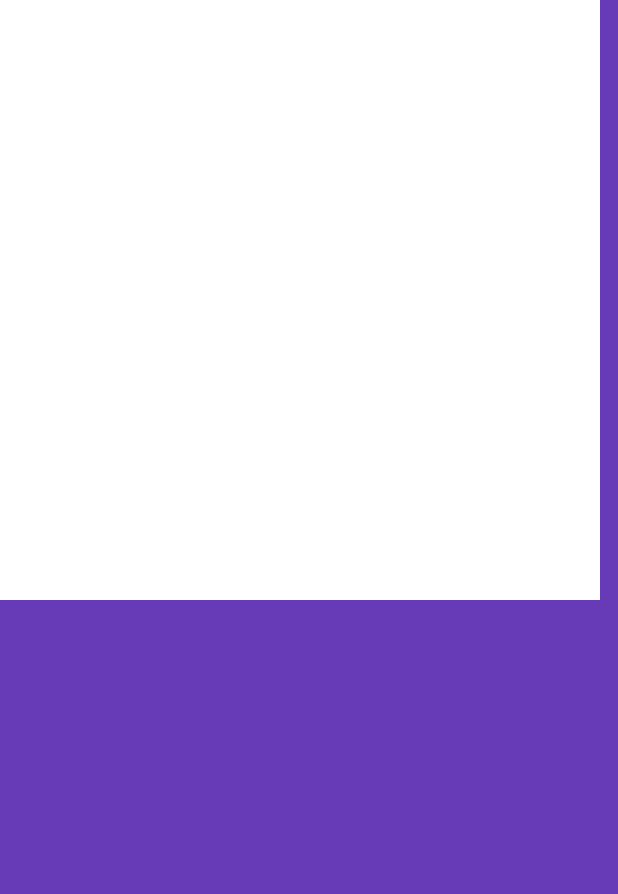
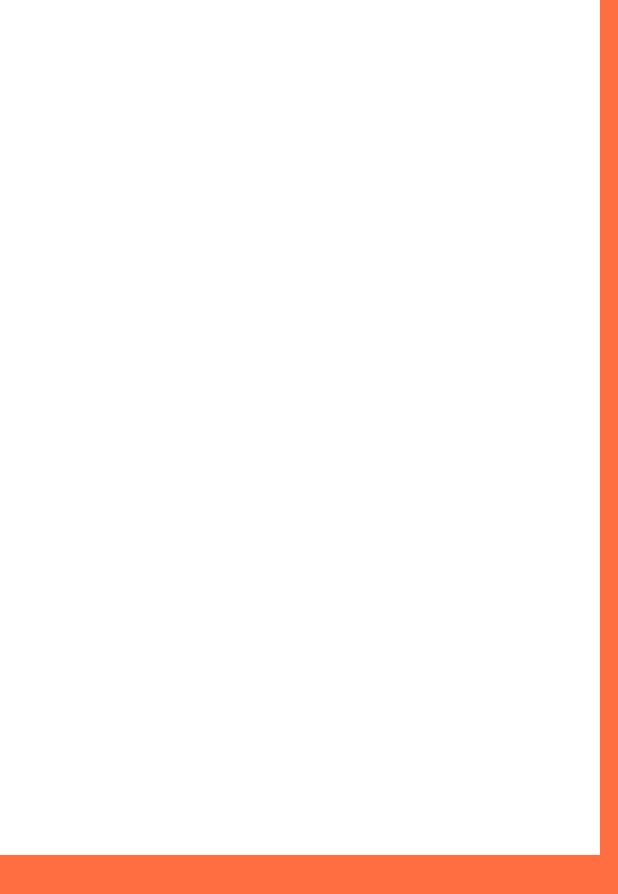
Before and after one commit to somaia-saeed/mynewproject, a Flutter app: the screen it shows after launch, on a phone screen of 412 x 824 dp. Shown: the top 894 px of the screen. Run offline on Flutter 3.47's test engine with Material 2 defaults, Android fonts, the phone set to English and light mode, and no system bars.

Commit message:
add color

```diff
--- a/flutter_app_1/lib/main.dart
+++ b/flutter_app_1/lib/main.dart
@@ -19,8 +19,8 @@ class MyApp extends StatelessWidget {
       home: Scaffold(
        body: Stack(
          children: [
-           Container(height:double.infinity,width: double.infinity,color:Colors.deepPurple,),
-           Container(height:400 ,width: 400,color: Colors.white,)
+           Container(height:double.infinity,width: double.infinity,color:Colors.deepOrangeAccent,),
+           Container(height:570 ,width: 400,color: Colors.white,)
          ],
        ),
     ),
```
